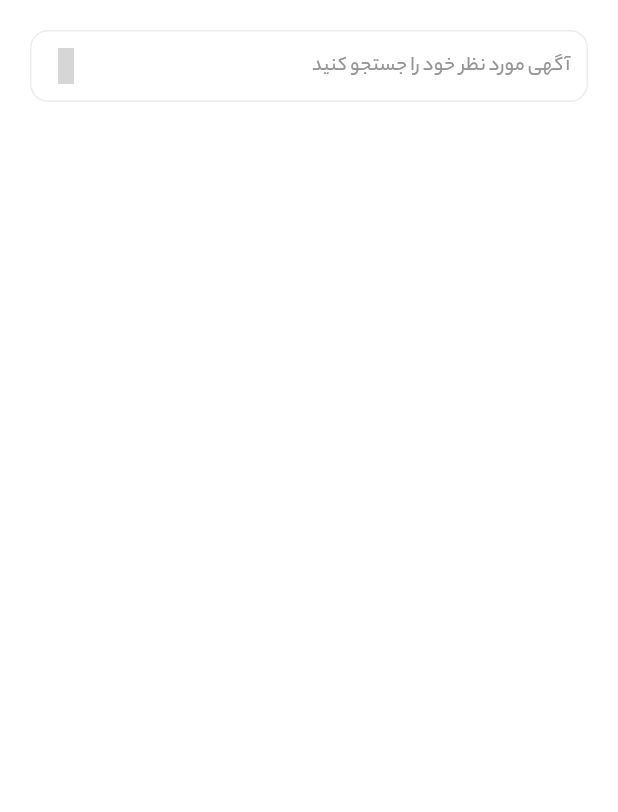
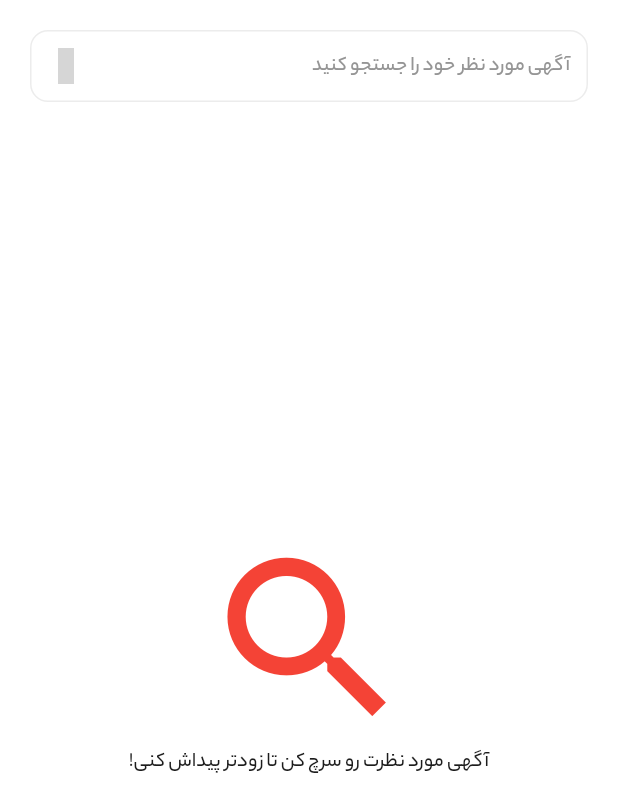
Before and after one commit to mohammad-dehghanifard/flutter_divar_clone, a Flutter app: the SearchPage widget shown alone on an empty page, opened directly, on a phone screen of 412 x 824 dp. Shown: the top 812 px of the screen. Run offline on Flutter 3.47's test engine with Material 3 defaults, Android fonts, the phone set to English and light mode, and no system bars; our stand-ins replace cached_network_image, connectivity_plus, dio, flutter_spinkit, get, iconsax and 1 more; accounts and stored records are empty; network calls fail; grey boxes are pictures that could not be loaded.

Commit message:
completed search ads

```diff
--- a/lib/modules/advertising/controller/search_controller.dart
+++ b/lib/modules/advertising/controller/search_controller.dart
@@ -3,7 +3,7 @@ import 'package:flutter_divar_clone/backend/models/advertising.dart';
 import 'package:flutter_divar_clone/backend/repository/ads_repository.dart';
 import 'package:get/get.dart';
 
-class SearchController extends GetxController {
+class AdsSearchController extends GetxController {
 //=========================== variables ========================================
   final AdsRepository _repository = AdsRepository();
   final TextEditingController searchText = TextEditingController();
--- a/lib/modules/advertising/pages/search_page.dart
+++ b/lib/modules/advertising/pages/search_page.dart
@@ -1,6 +1,9 @@
 import 'package:flutter/material.dart';
 import 'package:flutter_divar_clone/helpers/constant/distance.dart';
 import 'package:flutter_divar_clone/helpers/widgets/text_field_widget.dart';
+import 'package:flutter_divar_clone/modules/advertising/controller/search_controller.dart';
+import 'package:flutter_divar_clone/modules/advertising/widgets/ads_list_item_widget.dart';
+import 'package:get/get.dart';
 import 'package:iconsax/iconsax.dart';
 
 class SearchPage extends StatelessWidget {
@@ -10,28 +13,41 @@ class SearchPage extends StatelessWidget {
   Widget build(BuildContext context) {
     return Padding(
       padding: const EdgeInsets.all(Distance.bodyMargin),
-      child:  Column(
+      child:  GetBuilder<AdsSearchController>(
+        init: AdsSearchController(),
+        builder: (controller) {
+          return Column(
             children: [
+              // search text field
               TextFieldWidget(
-            onChange: (value) {
-
-            },
+                controller: controller.searchText,
+                onChange: (value) => controller.searchAdsResult(),
                 hintText: "آگهی مورد نظر خود را جستجو کنید",
                 icon: Iconsax.search_normal,
                 iconColor: Theme.of(context).colorScheme.primary,
+              ),
+              // ads list
+              controller.adsList == null? const Expanded(
+                child: Column(
+                  mainAxisAlignment: MainAxisAlignment.center,
+                  children: [
+                    Icon(Icons.search,size: 145,color: Colors.red),
+                    Text("آگهی مورد نظرت رو سرچ کن تا زودتر پیداش کنی!")
+                  ],
+                ),
+              ) :Expanded(
+                  child: ListView.builder(
+                    padding: const EdgeInsets.all(Distance.bodyMargin),
+                    itemCount: controller.adsList!.length,
+                    itemBuilder: (context, index) {
+                      final ads =  controller.adsList![index];
+                      return AdsListItemWidget(ads: ads);
+                    },
                   )
-          // ads list
-          // Expanded(
-          //     child: ListView.builder(
-          //       padding: const EdgeInsets.all(Distance.bodyMargin),
-          //       itemCount: controller.adsList!.length,
-          //       itemBuilder: (context, index) {
-          //         final ads =  controller.adsList![index];
-          //         return AdsListItemWidget(ads: ads);
-          //       },
-          //     )
-          // )
+              )
             ],
+          );
+        }
       ),
     );
   }
```
Lines whose indentation alone changed are shown as unchanged.
